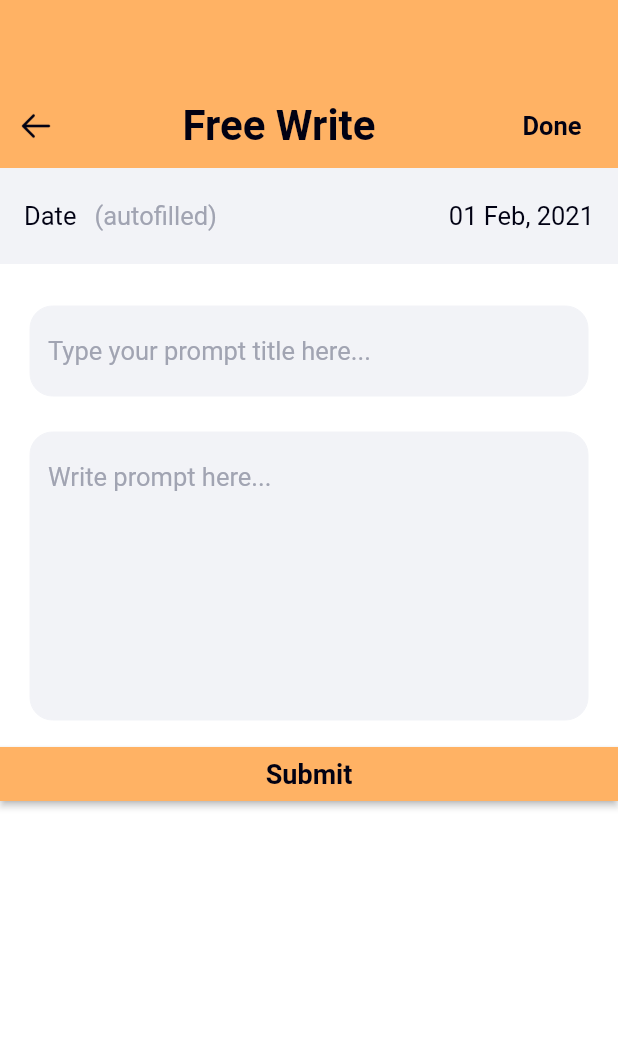
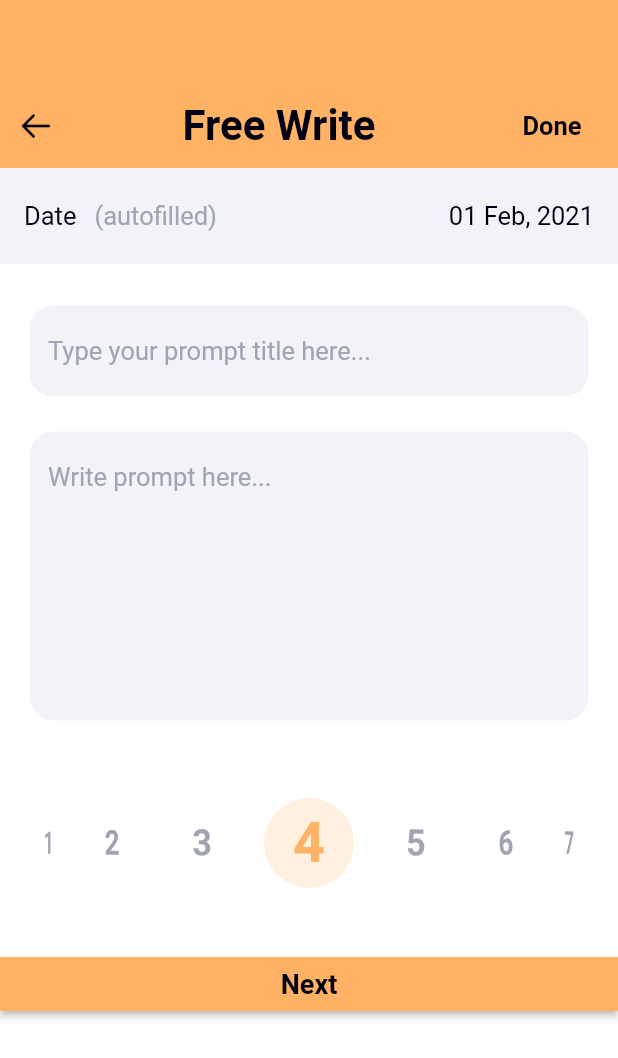
Before and after one commit to himanshu447/comedyApp, a Flutter app: the WriteWithoutPromptView screen opened by its route, on a phone screen of 412 x 824 dp. Shown: the top 1058 px of the screen. Run offline on Flutter 3.47's test engine with Material 2 defaults, Android fonts, the phone set to English and light mode, and no system bars; our stand-ins replace bloc, cached_network_image, equatable, flutter_bloc, get_it, numberpicker; missing offline and left inert: simple_gesture_detector; Roboto replaces fonts that are missing (SF Pro Display); key blocks and very long unbroken strings in the code were emptied for the run.

Commit message:
done animation of number slider

```diff
--- a/lib/feacture/home/presentation/widget/home_event_card_widget.dart
+++ b/lib/feacture/home/presentation/widget/home_event_card_widget.dart
@@ -14,7 +14,7 @@ class HomeEventCardWidget extends StatelessWidget {
     return GestureDetector(
       onTap: cardClickCallback,
       child: Container(
-        height: MediaQuery.of(context).size.width / 3,
+        height: 135,
         margin: EdgeInsets.symmetric(
           horizontal: 20,
           vertical: 20,
@@ -54,7 +54,7 @@ class HomeEventCardWidget extends StatelessWidget {
                       fontSize: 15,
                       fontWeight: FontWeight.w400,
                       color: Colors.black38,
-                      maxLine: 3,
+                      maxLine: MediaQuery.of(context).devicePixelRatio >= 2 ? 3 : 2,
                       textOverflow: TextOverflow.ellipsis,
                     ),
                   ),
--- a/lib/feacture/home/presentation/widget/home_write_without_prompt_card_widget.dart
+++ b/lib/feacture/home/presentation/widget/home_write_without_prompt_card_widget.dart
@@ -14,7 +14,7 @@ class HomeWriteWithoutPromptCardWidget extends StatelessWidget {
     return GestureDetector(
       onTap: cardClickCallback,
       child: Container(
-        height: MediaQuery.of(context).size.width/3,
+        height: 135,
         margin: EdgeInsets.symmetric(
           horizontal: 20,
           vertical: 12,
@@ -53,7 +53,7 @@ class HomeWriteWithoutPromptCardWidget extends StatelessWidget {
                     fontSize: 15,
                     fontWeight: FontWeight.w400,
                     color: Colors.black38,
-                    maxLine: 3,
+                    maxLine: MediaQuery.of(context).devicePixelRatio >= 2 ? 3 : 2,
                     textOverflow: TextOverflow.ellipsis,
                   ),
                 ],
--- a/lib/feacture/write_whthout_prompt/presentation/page/write_without_prompt.dart
+++ b/lib/feacture/write_whthout_prompt/presentation/page/write_without_prompt.dart
@@ -1,6 +1,8 @@
 import 'package:comedy/common/general_widget.dart';
 import 'package:comedy/utils/color_util.dart';
 import 'package:comedy/utils/component/input-chip.component.dart';
+import 'package:comedy/utils/component/number_selection_swiper.dart';
+import 'package:comedy/utils/component/number_slider_component.dart';
 import 'package:comedy/utils/component/text_component.dart';
 import 'package:comedy/utils/icons_utils.dart';
 import 'package:comedy/utils/string_util.dart';
@@ -8,6 +10,7 @@ import 'package:comedy/utils/style_util.dart';
 import 'package:flutter/cupertino.dart';
 import 'package:flutter/material.dart';
 import 'package:flutter/widgets.dart';
+import 'package:numberpicker/numberpicker.dart';
 
 class WriteWithoutPromptView extends StatefulWidget {
   @override
@@ -180,30 +183,37 @@ class _WriteWithoutPromptViewState extends State<WriteWithoutPromptView> {
                       ),
                     ),
                   ),
-            isPromptTitleAndDescSubmitted ?
-            InputChipComponent(
+            isPromptTitleAndDescSubmitted
+                ? InputChipComponent(
                     list: secondList,
                     hintText: AppString.hint_prompt_has_tag,
                     chipColor: AppColor.primary_orange[100],
                     chipTextColor: AppColor.primary_orange[500],
                     keyboardType: TextInputType.text,
-              padding: const EdgeInsets.symmetric(horizontal: 20, vertical: 10).copyWith(top: 14),
+                    padding:
+                        const EdgeInsets.symmetric(horizontal: 20, vertical: 10)
+                            .copyWith(top: 14),
                     onAddCallBack: (val) {
                       setState(() {
                         secondList.add(val.trim());
                       });
                     },
-             /* onRemoveCallBack: (val) {
-                setState(() {
-                  secondList.remove(val);
-                });
-              },*/
-            ) : Container(),
+                  )
+                : Container(),
+
+            HorizantalPicker(
+              minValue: 1,
+              maxValue: 10,
+              onChanged: (val) {},
+              activeItemBgColor: AppColor.primary_orange[100],
+              activeTextStyle: StyleUtil.activeNumberTextStyle,
+              deActiveTextStyle: StyleUtil.inActiveNumberTextStyle,
+            ),
             RawMaterialButton(
               onPressed: _submitPromptTitleAndDesc,
               fillColor: AppColor.primary_orange[500],
               child: TextComponent(
-                title: AppString.submit,
+                title: AppString.next,
               ),
             )
           ],
--- /dev/null
+++ b/lib/utils/component/number_slider_component.dart
@@ -0,0 +1,135 @@
+import 'dart:math';
+
+import 'package:flutter/material.dart';
+
+enum InitialPosition { start, center, end }
+
+class HorizantalPicker extends StatefulWidget {
+  final int minValue, maxValue;
+  final Function(int) onChanged;
+  final InitialPosition initialPosition;
+  final TextStyle activeTextStyle;
+  final TextStyle deActiveTextStyle;
+  final Color activeItemBgColor;
+
+  HorizantalPicker({
+    @required this.minValue,
+    @required this.maxValue,
+    @required this.onChanged,
+    this.initialPosition = InitialPosition.center,
+    this.activeTextStyle = const TextStyle(
+      fontSize: 25,
+      fontWeight: FontWeight.bold,
+    ),
+    this.deActiveTextStyle = const TextStyle(
+      fontSize: 14,
+      fontWeight: FontWeight.w500,
+    ),
+    this.activeItemBgColor = Colors.white,
+  })  : assert(minValue < maxValue),
+        assert(onChanged != null);
+
+  @override
+  _HorizantalPickerState createState() => _HorizantalPickerState();
+}
+
+class _HorizantalPickerState extends State<HorizantalPicker> {
+  List<int> valueList = [];
+
+  FixedExtentScrollController _scrollController;
+  int curItem = 3;
+
+  @override
+  void initState() {
+    super.initState();
+    //setScrollController();
+    _scrollController = FixedExtentScrollController(initialItem: curItem);
+  }
+
+  /*setScrollController() {
+    int initialItem;
+    switch (widget.initialPosition) {
+      case InitialPosition.start:
+        initialItem = 0;
+        break;
+      case InitialPosition.center:
+        initialItem = (valueMap.length ~/ 2);
+        break;
+      case InitialPosition.end:
+        initialItem = valueMap.length - 1;
+        break;
+    }
+
+  }*/
+
+  @override
+  Widget build(BuildContext context) {
+    return Container(
+      padding: EdgeInsets.all(3),
+      margin: EdgeInsets.all(20),
+      height: 100,
+      alignment: Alignment.center,
+      child: Scaffold(
+        backgroundColor: Colors.white,
+        body: Stack(
+          children: <Widget>[
+            RotatedBox(
+              quarterTurns: 3,
+              child: ListWheelScrollView(
+                controller: _scrollController,
+                itemExtent: 70,
+                onSelectedItemChanged: (item) {
+                  setState(() {
+                    curItem = item;
+                    widget.onChanged(item);
+                  });
+                  setState(() {});
+                },
+                children: List.generate(
+                    10,
+                    (index) => ItemWidget(
+                          title: (index + 1).toString(),
+                          activeBgColor: widget.activeItemBgColor,
+                          activeTextStyle: widget.activeTextStyle,
+                          deActiveTextStyle: widget.deActiveTextStyle,
+                          isSelected: curItem == index,
+                        )).toList(),
+              ),
+            ),
+          ],
+        ),
+      ),
+    );
+  }
+}
+
+class ItemWidget extends StatelessWidget {
+  final bool isSelected;
+  final String title;
+  final Color activeBgColor;
+  final TextStyle activeTextStyle;
+  final TextStyle deActiveTextStyle;
+
+  const ItemWidget({
+    this.isSelected,
+    this.title,
+    this.deActiveTextStyle,
+    this.activeTextStyle,
+    this.activeBgColor,
+  });
+
+  @override
+  Widget build(BuildContext context) {
+    return RotatedBox(
+      quarterTurns: 1,
+      child: CircleAvatar(
+        backgroundColor: isSelected ? activeBgColor : Colors.white,
+        radius: 30,
+        child: Text(
+          title,
+          style: isSelected ? activeTextStyle : deActiveTextStyle,
+        ),
+      ),
+    );
+  }
+}
--- a/lib/utils/string_util.dart
+++ b/lib/utils/string_util.dart
@@ -10,6 +10,7 @@ class AppString {
   static const String apply = 'Apply';
   static const String done = 'Done';
   static var date = 'Date';
+  static var next = 'Next';
 
 
   ///Landing Screen
--- a/lib/utils/style_util.dart
+++ b/lib/utils/style_util.dart
@@ -48,4 +48,18 @@ class StyleUtil {
     fontWeight: FontWeight.w600,
     fontFamily: 'SF Pro Display',
   );
+
+  static TextStyle activeNumberTextStyle = TextStyle(
+    fontSize: 37,
+    fontWeight: FontWeight.w600,
+    fontFamily: 'SF Pro Display',
+    color: AppColor.primary_orange[500],
+  );
+
+  static TextStyle inActiveNumberTextStyle = const TextStyle(
+    fontSize: 25,
+    fontWeight: FontWeight.w600,
+    fontFamily: 'SF Pro Display',
+    color: AppColor.gry,
+  );
 }
```
Also changed, not shown: lib/feacture/home/presentation/widget/home_answer_writing_prompt_card.dart (+10 -8 lines), lib/utils/component/number_selection_swiper.dart (added, +492 -0 lines), pubspec.lock. Lines whose indentation alone changed are shown as unchanged.
